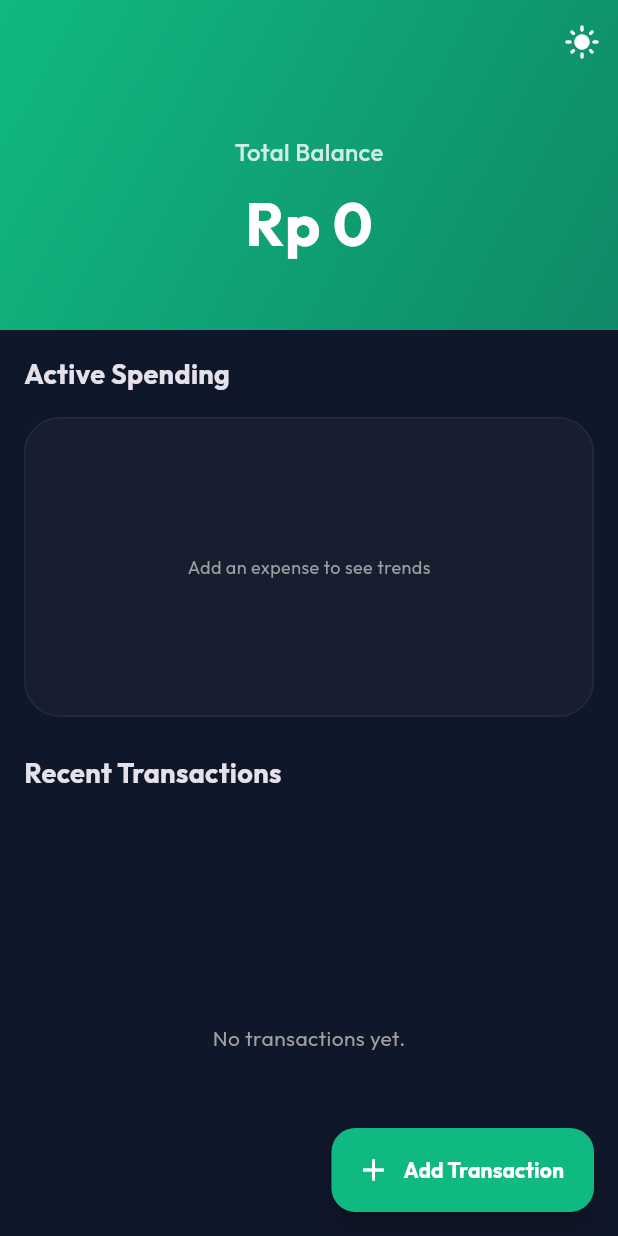
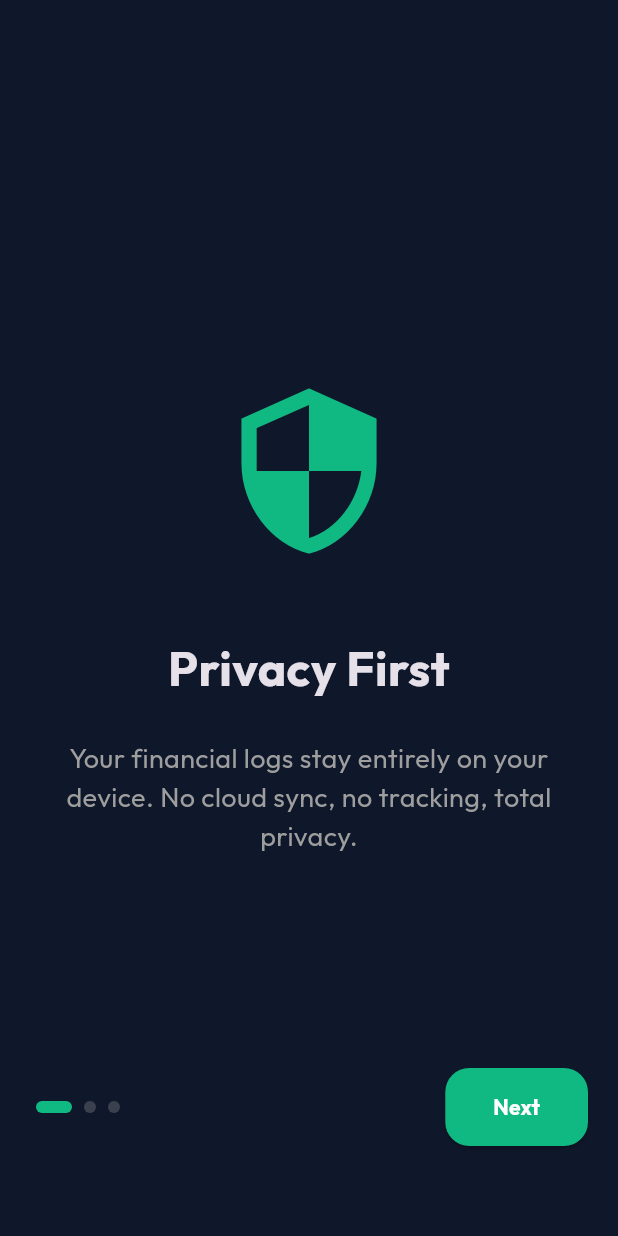
Before and after one commit to nayrbryanGaming/pocketledger-offline-expense-tracker, a Flutter app: the screen it shows after launch, on a phone screen of 412 x 824 dp. Run offline on Flutter 3.47's test engine with Material 3 defaults, Android fonts, the phone set to English and light mode, and no system bars; drawn by our look-alikes of flutter_animate; our stand-ins replace adaptive_theme, csv, fl_chart, flutter_riverpod, google_fonts, share_plus and 2 more; accounts and stored records are empty; statements that could not run were skipped.

Commit message:
PocketLedger ELITE: High-fidelity onboarding, budgeting, and search. Fully production-ready for Google Play Review (Attempt 8)

```diff
--- /dev/null
+++ b/mobile_app/lib/features/onboarding/onboarding_screen.dart
@@ -0,0 +1,135 @@
+import 'package:flutter/material.dart';
+import 'package:flutter_animate/flutter_animate.dart';
+import 'package:shared_preferences/shared_preferences.dart';
+import 'dashboard/dashboard_screen.dart';
+
+class OnboardingScreen extends StatefulWidget {
+  const OnboardingScreen({Key? key}) : super(key: key);
+
+  @override
+  State<OnboardingScreen> createState() => _OnboardingScreenState();
+}
+
+class _OnboardingScreenState extends State<OnboardingScreen> {
+  final PageController _controller = PageController();
+  int _currentPage = 0;
+
+  final List<OnboardingData> _pages = [
+    OnboardingData(
+      title: 'Privacy First',
+      description: 'Your financial logs stay entirely on your device. No cloud sync, no tracking, total privacy.',
+      icon: Icons.security_outlined,
+      color: const Color(0xFF10B981),
+    ),
+    OnboardingData(
+      title: 'Ultra Fast Logging',
+      description: 'Record expenses in seconds with zero latency. No loading spinners, ever.',
+      icon: Icons.bolt_outlined,
+      color: const Color(0xFFFBBF24),
+    ),
+    OnboardingData(
+      title: 'Smart Analytics',
+      description: 'Beautiful, interactive charts to help you master your budget offline.',
+      icon: Icons.bar_chart_outlined,
+      color: const Color(0xFF3B82F6),
+    ),
+  ];
+
+  @override
+  Widget build(BuildContext context) {
+    return Scaffold(
+      body: Stack(
+        children: [
+          PageView.builder(
+            controller: _controller,
+            onPageChanged: (v) => setState(() => _currentPage = v),
+            itemCount: _pages.length,
+            itemBuilder: (context, index) {
+              final page = _pages[index];
+              return Container(
+                padding: const EdgeInsets.all(40),
+                color: Theme.of(context).scaffoldBackgroundColor,
+                child: Column(
+                  mainAxisAlignment: MainAxisAlignment.center,
+                  children: [
+                    Icon(page.icon, size: 120, color: page.color)
+                      .animate().scale(duration: 600.ms, curve: Curves.backOut),
+                    const SizedBox(height: 48),
+                    Text(
+                      page.title,
+                      style: const TextStyle(fontSize: 32, fontWeight: FontWeight.bold),
+                      textAlign: TextAlign.center,
+                    ).animate().fadeIn(delay: 200.ms).slideY(begin: 0.2),
+                    const SizedBox(height: 24),
+                    Text(
+                      page.description,
+                      style: const TextStyle(fontSize: 18, color: Colors.grey),
+                      textAlign: TextAlign.center,
+                    ).animate().fadeIn(delay: 400.ms).slideY(begin: 0.2),
+                  ],
+                ),
+              );
+            },
+          ),
+          Positioned(
+            bottom: 60,
+            left: 20,
+            right: 20,
+            child: Row(
+              mainAxisAlignment: MainAxisAlignment.spaceBetween,
+              children: [
+                Row(
+                  children: List.generate(_pages.length, (index) => _buildIndicator(index == _currentPage)),
+                ),
+                ElevatedButton(
+                  onPressed: _next,
+                  style: ElevatedButton.styleFrom(
+                    backgroundColor: const Color(0xFF10B981),
+                    shape: RoundedRectangleBorder(borderRadius: BorderRadius.circular(16)),
+                    padding: const EdgeInsets.symmetric(horizontal: 32, vertical: 16),
+                  ),
+                  child: Text(
+                    _currentPage == _pages.length - 1 ? 'Get Started' : 'Next',
+                    style: const TextStyle(fontWeight: FontWeight.bold, color: Colors.white),
+                  ),
+                ),
+              ],
+            ),
+          ),
+        ],
+      ),
+    );
+  }
+
+  Widget _buildIndicator(bool isActive) {
+    return AnimatedContainer(
+      duration: 300.ms,
+      margin: const EdgeInsets.symmetric(horizontal: 4),
+      height: 8,
+      width: isActive ? 24 : 8,
+      decoration: BoxDecoration(
+        color: isActive ? const Color(0xFF10B981) : Colors.grey.withOpacity(0.3),
+        borderRadius: BorderRadius.circular(4),
+      ),
+    );
+  }
+
+  void _next() async {
+    if (_currentPage == _pages.length - 1) {
+      final prefs = await SharedPreferences.getInstance();
+      await prefs.setBool('onboarding_done', true);
+      if (!mounted) return;
+      Navigator.pushReplacement(context, MaterialPageRoute(builder: (c) => const DashboardScreen()));
+    } else {
+      _controller.nextPage(duration: 600.ms, curve: Curves.easeInOutCubic);
+    }
+  }
+}
+
+class OnboardingData {
+  final String title;
+  final String description;
+  final IconData icon;
+  final Color color;
+  OnboardingData({required this.title, required this.description, required this.icon, required this.color});
+}
--- a/mobile_app/lib/main.dart
+++ b/mobile_app/lib/main.dart
@@ -2,21 +2,35 @@ import 'package:flutter/material.dart';
 import 'package:flutter_riverpod/flutter_riverpod.dart';
 import 'package:adaptive_theme/adaptive_theme.dart';
 import 'package:google_fonts/google_fonts.dart';
+import 'package:shared_preferences/shared_preferences.dart';
 import 'features/dashboard/dashboard_screen.dart';
+import 'features/onboarding/onboarding_screen.dart';
 
 void main() async {
   WidgetsFlutterBinding.ensureInitialized();
   final savedThemeMode = await AdaptiveTheme.getThemeMode();
+  final prefs = await SharedPreferences.getInstance();
+  final onboardingDone = prefs.getBool('onboarding_done') ?? false;
+
   runApp(
     ProviderScope(
-      child: PocketLedgerApp(savedThemeMode: savedThemeMode),
+      child: PocketLedgerApp(
+        savedThemeMode: savedThemeMode,
+        showOnboarding: !onboardingDone,
+      ),
     ),
   );
 }
 
 class PocketLedgerApp extends StatelessWidget {
   final AdaptiveThemeMode? savedThemeMode;
-  const PocketLedgerApp({Key? key, this.savedThemeMode}) : super(key: key);
+  final bool showOnboarding;
+
+  const PocketLedgerApp({
+    Key? key,
+    this.savedThemeMode,
+    required this.showOnboarding,
+  }) : super(key: key);
 
   @override
   Widget build(BuildContext context) {
@@ -49,7 +63,7 @@ class PocketLedgerApp extends StatelessWidget {
         debugShowCheckedModeBanner: false,
         theme: theme,
         darkTheme: darkTheme,
-        home: const DashboardScreen(),
+        home: showOnboarding ? const OnboardingScreen() : const DashboardScreen(),
       ),
     );
   }
```
Also changed, not shown: mobile_app/lib/data/models/budget.dart (added, +27 -0 lines), mobile_app/lib/features/analytics/analytics_screen.dart (+36 -5 lines), mobile_app/lib/features/analytics/budget_progress_widget.dart (added, +66 -0 lines), mobile_app/lib/features/dashboard/dashboard_screen.dart (+26 -2 lines), mobile_app/lib/services/database_service.dart (+12 -0 lines), mobile_app/lib/services/providers.dart (+26 -1 lines), 1 other file.
